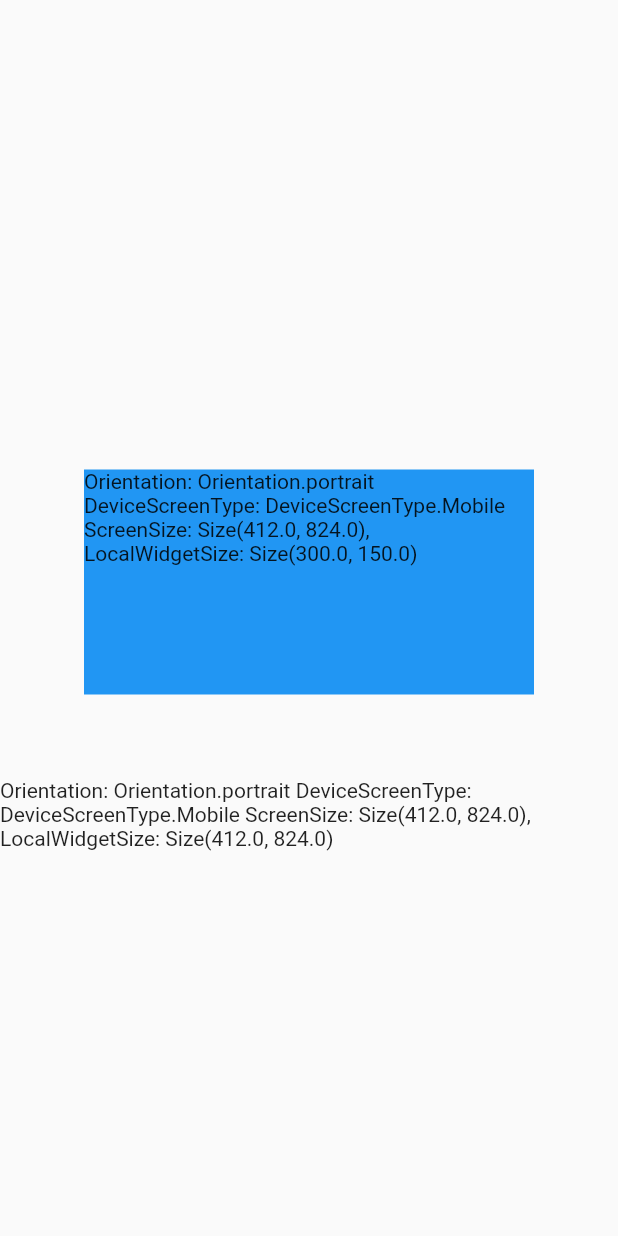
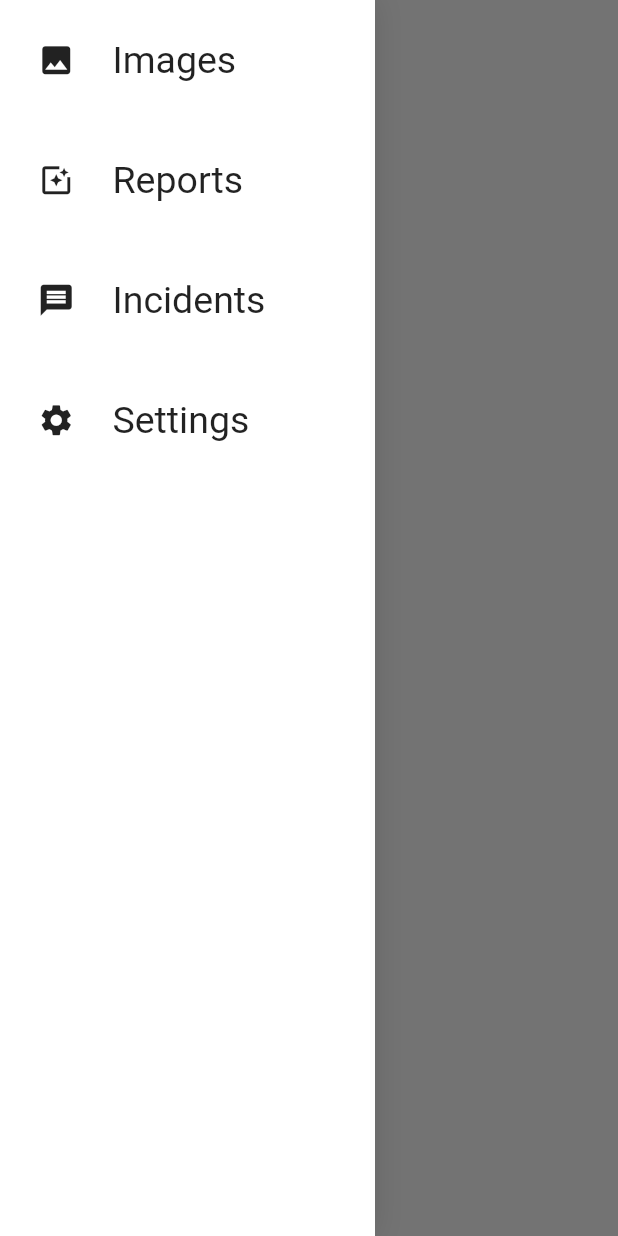
Before and after one commit to Chijama/flutter_Responsive_architcture, a Flutter app: the screen it shows after launch, with the side drawer open (before the commit the screen has no drawer), on a phone screen of 412 x 824 dp. Run offline on Flutter 3.47's test engine with Material 2 defaults, Android fonts, the phone set to English and light mode, and no system bars; our stand-ins replace device_preview.

Commit message:
feat: app drawer, drawer options for different screen resolution for diffeent orientations

```diff
--- /dev/null
+++ b/lib/ui/responsive/orientation_layout.dart
@@ -0,0 +1,17 @@
+import 'package:flutter/material.dart';
+
+class OrientationLayout extends StatelessWidget {
+  final Widget? landscape;
+  final Widget? portrait;
+
+  const OrientationLayout({super.key, this.landscape, this.portrait});
+
+  @override
+  Widget build(BuildContext context) {
+    var orientation = MediaQuery.of(context).orientation;
+    if (orientation == Orientation.landscape) {
+      return landscape ?? portrait!;
+    }
+    return portrait!;
+  }
+}
--- a/lib/ui/base_widget.dart
+++ b/lib/ui/responsive/responsive_builder.dart
@@ -1,22 +1,24 @@
 import 'package:flutter/material.dart';
-import 'package:responsive_architecture/ui/sizing_information.dart';
+import 'package:responsive_architecture/ui/responsive/sizing_information.dart';
+
 import 'package:responsive_architecture/ui/utils/ui_utils.dart';
 
-class BaseWidget extends StatelessWidget {
+class ResponsiveBuilder extends StatelessWidget {
   final Widget Function(
       BuildContext context, SizingInformation sizingInformation) builder;
 
-  const BaseWidget({super.key, required this.builder});
+  const ResponsiveBuilder({super.key, required this.builder});
   @override
   Widget build(BuildContext context) {
     var mediaQuery = MediaQuery.of(context);
 
     return LayoutBuilder(builder: (context, boxConstraints) {
       var sizingInformation = SizingInformation(
-          orientation: mediaQuery.orientation,
+
           deviceScreenType: getDeviceType(mediaQuery),
           screenSize: mediaQuery.size,
-          localWidgetSize: Size(boxConstraints.maxWidth,boxConstraints.maxHeight));
+          localWidgetSize:
+              Size(boxConstraints.maxWidth, boxConstraints.maxHeight));
       return builder(context, sizingInformation);
     });
   }
--- /dev/null
+++ b/lib/ui/responsive/screen_type_layout.dart
@@ -0,0 +1,31 @@
+import 'package:flutter/material.dart';
+import 'package:responsive_architecture/enums/device_screen_type.dart';
+import 'package:responsive_architecture/ui/responsive/responsive_builder.dart';
+
+class ScreenTypeLayout extends StatelessWidget {
+  final Widget? mobile;
+  final Widget? tablet;
+
+  final Widget? desktop;
+
+  const ScreenTypeLayout({super.key, this.mobile, this.tablet, this.desktop});
+
+  @override
+  Widget build(BuildContext context) {
+    return ResponsiveBuilder(
+      builder: (context, sizingInformation) {
+        if (sizingInformation.deviceScreenType == DeviceScreenType.Tablet) {
+          if (tablet != null) {
+            return tablet!;
+          }
+        }
+         if (sizingInformation.deviceScreenType == DeviceScreenType.Desktop) {
+          if (desktop != null) {
+            return desktop!;
+          }
+        }
+        return mobile!;
+      },
+    );
+  }
+}
--- a/lib/ui/sizing_information.dart
+++ b/lib/ui/responsive/sizing_information.dart
@@ -2,7 +2,7 @@ import 'package:flutter/material.dart';
 import 'package:responsive_architecture/enums/device_screen_type.dart';
 
 class SizingInformation {
-  final Orientation? orientation;
+
   final DeviceScreenType? deviceScreenType;
   final Size? screenSize;
   final Size? localWidgetSize;
@@ -10,13 +10,13 @@ class SizingInformation {
   SizingInformation({
   this.deviceScreenType,
    this.localWidgetSize,
-   this.orientation,
+
    this.screenSize,
   });
 
   @override
   String toString() {
 
-    return 'Orientation: $orientation DeviceScreenType: $deviceScreenType ScreenSize: $screenSize, LocalWidgetSize: $localWidgetSize';
+    return 'DeviceScreenType: $deviceScreenType ScreenSize: $screenSize, LocalWidgetSize: $localWidgetSize';
   }
 }
--- a/lib/ui/utils/ui_utils.dart
+++ b/lib/ui/utils/ui_utils.dart
@@ -2,17 +2,12 @@ import 'package:flutter/cupertino.dart';
 import 'package:responsive_architecture/enums/device_screen_type.dart';
 
 DeviceScreenType getDeviceType(MediaQueryData mediaQuery) {
-  var orientation = mediaQuery.orientation;
-  double deviceWidth = 0;
-  if (orientation == Orientation.landscape) {
-    deviceWidth = mediaQuery.size.height;
-  } else {
-    deviceWidth = mediaQuery.size.width;
-  }
+  double deviceWidth = mediaQuery.size.shortestSide;
+
   if (deviceWidth > 950) {
     return DeviceScreenType.Desktop;
   }
-   if (deviceWidth > 600) {
+  if (deviceWidth > 600) {
     return DeviceScreenType.Tablet;
   }
   return DeviceScreenType.Mobile;
--- a/lib/ui/views/home_view.dart
+++ b/lib/ui/views/home_view.dart
@@ -1,29 +1,23 @@
 import 'package:flutter/material.dart';
-import 'package:responsive_architecture/ui/base_widget.dart';
+import 'package:responsive_architecture/ui/responsive/orientation_layout.dart';
+import 'package:responsive_architecture/ui/responsive/responsive_builder.dart';
+import 'package:responsive_architecture/ui/responsive/screen_type_layout.dart';
+import 'package:responsive_architecture/ui/views/home_view_mobile.dart';
+import 'package:responsive_architecture/ui/views/home_view_tablet.dart';
 
 class HomeView extends StatelessWidget {
   @override
   Widget build(BuildContext context) {
-    return BaseWidget(
+    return ResponsiveBuilder(
       builder: (context, sizingInformation) {
-        return Scaffold(
-          body: Center(
-            child: Column(
-              mainAxisSize: MainAxisSize.min,
-              children: [
-                Container(
-                  margin: EdgeInsets.all(56),
-                  height: 150,
-                  color: Colors.blue,
-                  child: BaseWidget(
-                    builder: (context, sizingInformation) =>
-                        Text(sizingInformation.toString()),
-                  ),
-                ),
-                Text(sizingInformation.toString()),
-              ],
-            ),
+        return
+
+        ScreenTypeLayout(
+          mobile: OrientationLayout(
+            portrait: HomeMobilePortrait(),
+            landscape: HomeMobileLandscape(),
           ),
+          tablet: HomeViewTablet(),
         );
       },
     );
--- /dev/null
+++ b/lib/ui/views/home_view_mobile.dart
@@ -0,0 +1,42 @@
+import 'package:flutter/material.dart';
+import 'package:responsive_architecture/ui/widgets/app_drawer/app_drawer.dart';
+
+/* Contains the widgets that will be used for Mobile layout of home,
+portrait and landscape */
+class HomeMobilePortrait extends StatelessWidget {
+  final GlobalKey<ScaffoldState> _scaffoldKey = GlobalKey<ScaffoldState>();
+
+  HomeMobilePortrait({super.key});
+  @override
+  Widget build(BuildContext context) {
+    return Scaffold(
+      key: _scaffoldKey,
+      drawer: const AppDrawer(),
+      body: Column(
+        children: [
+          Padding(
+            padding: const EdgeInsets.all(8),
+            child: IconButton(
+                onPressed: () {
+                  _scaffoldKey.currentState!.openDrawer();
+                },
+                icon: const Icon(Icons.menu)),
+          )
+        ],
+      ),
+    );
+  }
+}
+
+class HomeMobileLandscape extends StatelessWidget {
+  @override
+  Widget build(BuildContext context) {
+    return Scaffold(
+      body: Row(
+        children: [
+          AppDrawer()
+        ],
+      ),
+    );
+  }
+}
--- /dev/null
+++ b/lib/ui/widgets/app_drawer/app_drawer.dart
@@ -0,0 +1,37 @@
+import 'package:flutter/material.dart';
+import 'package:responsive_architecture/ui/responsive/orientation_layout.dart';
+import 'package:responsive_architecture/ui/responsive/screen_type_layout.dart';
+import 'package:responsive_architecture/ui/widgets/app_drawer/app_drawer_mobile.dart';
+
+import 'package:responsive_architecture/ui/widgets/app_drawer/app_drawer_tablet.dart';
+import 'package:responsive_architecture/ui/widgets/drawer_option/drawer_option.dart';
+
+class AppDrawer extends StatelessWidget {
+  const AppDrawer({super.key});
+
+  @override
+  Widget build(BuildContext context) {
+    return ScreenTypeLayout(
+      mobile: AppDrawerMobile(),
+      tablet: OrientationLayout(
+        portrait: AppDrawerTabletPortrait(),
+        landscape: AppDrawerTabletLandscape(),
+      ),
+    );
+  }
+
+  static List<Widget> getDrawerOptions() {
+    return [
+      DrawerOption(
+        title: 'Images',
+        iconData: Icons.image,
+      ),
+      DrawerOption(title: 'Reports', iconData: Icons.photo_filter),
+      DrawerOption(
+        title: 'Incidents',
+        iconData: Icons.message,
+      ),
+      DrawerOption(title: 'Settings', iconData: Icons.settings)
+    ];
+  }
+}
--- /dev/null
+++ b/lib/ui/widgets/app_drawer/app_drawer_mobile.dart
@@ -0,0 +1,19 @@
+import 'package:flutter/material.dart';
+import 'package:responsive_architecture/ui/widgets/app_drawer/app_drawer.dart';
+
+class AppDrawerMobile extends StatelessWidget {
+  const AppDrawerMobile({super.key});
+
+  @override
+  Widget build(BuildContext context) {
+    var orientation = MediaQuery.of(context).orientation;
+
+    return Container(
+      width: orientation == Orientation.portrait ? 250 : 100,
+      decoration: const BoxDecoration(
+          color: Colors.white,
+          boxShadow: [BoxShadow(blurRadius: 16, color: Colors.black12)]),
+          child: Column(children: AppDrawer.getDrawerOptions(),),
+    );
+  }
+}
--- /dev/null
+++ b/lib/ui/widgets/drawer_option/drawer_option.dart
@@ -0,0 +1,26 @@
+import 'package:flutter/material.dart';
+import 'package:responsive_architecture/ui/responsive/orientation_layout.dart';
+import 'package:responsive_architecture/ui/responsive/screen_type_layout.dart';
+import 'package:responsive_architecture/ui/widgets/drawer_option/drawer_option_mobile.dart';
+import 'package:responsive_architecture/ui/widgets/drawer_option/drawer_option_tablet.dart';
+
+class DrawerOption extends StatelessWidget {
+  final String title;
+  final IconData iconData;
+
+  const DrawerOption({super.key, required this.title, required this.iconData});
+  @override
+  Widget build(BuildContext context) {
+    return ScreenTypeLayout(
+      mobile: OrientationLayout(
+        landscape: DrawerOptionMobileLandscape(iconData: iconData),
+        portrait: DrawerOptionMobilePortrait(iconData: iconData,title: title,),
+      ),
+      tablet: OrientationLayout(
+        landscape: DrawerOptionTabletPortrait(iconData: iconData,title: title),
+        portrait: DrawerOptionTabletPortrait(iconData: iconData,title: title),
+      ),
+    );
+  }
+
+}
--- /dev/null
+++ b/lib/ui/widgets/drawer_option/drawer_option_mobile.dart
@@ -0,0 +1,52 @@
+import 'package:flutter/material.dart';
+import 'package:responsive_architecture/ui/responsive/orientation_layout.dart';
+import 'package:responsive_architecture/ui/responsive/screen_type_layout.dart';
+
+class DrawerOptionMobilePortrait extends StatelessWidget {
+  final String? title;
+  final IconData? iconData;
+
+  const DrawerOptionMobilePortrait(
+      {super.key, this.title, this.iconData});
+  @override
+  Widget build(BuildContext context) {
+    return Container(
+      padding: EdgeInsets.only(left: 25),
+      height: 80,
+      child: Row(
+        children: [
+          Icon(
+            iconData,
+            size: 25,
+          ),
+          SizedBox(
+            width: 25,
+          ),
+          Text(
+            title!,
+            style: TextStyle(fontSize: 25),
+          )
+        ],
+      ),
+    );
+  }
+}
+
+class DrawerOptionMobileLandscape extends StatelessWidget {
+
+  final IconData? iconData;
+
+  const DrawerOptionMobileLandscape(
+      {super.key,    this.iconData});
+  @override
+  Widget build(BuildContext context) {
+    return Container(
+      height: 70,
+      alignment: Alignment.center,
+      child:  Icon(
+            iconData,
+            size: 25,
+          ),
+    );
+  }
+}
--- a/pubspec.yaml
+++ b/pubspec.yaml
@@ -30,6 +30,7 @@ environment:
 dependencies:
   cupertino_icons: ^1.0.2
   device_preview: ^1.1.0
+  provider:
   flutter:
     sdk: flutter
 
```
Also changed, not shown: lib/main.dart (+13 -13 lines), lib/ui/views/home_view_tablet.dart (added, +24 -0 lines), lib/ui/widgets/app_drawer/app_drawer_tablet.dart (added, +26 -0 lines), lib/ui/widgets/base_widget.dart (added, +14 -0 lines), lib/ui/widgets/drawer_option/drawer_option_tablet.dart (added, +49 -0 lines), pubspec.lock, 1 other file.
